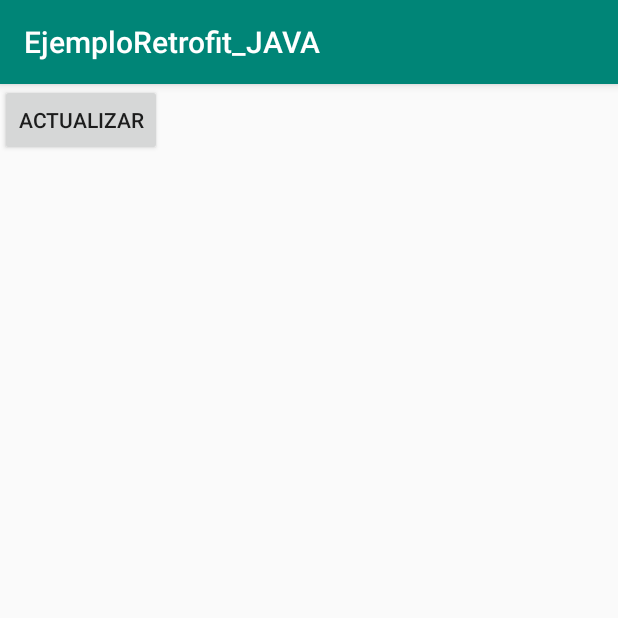
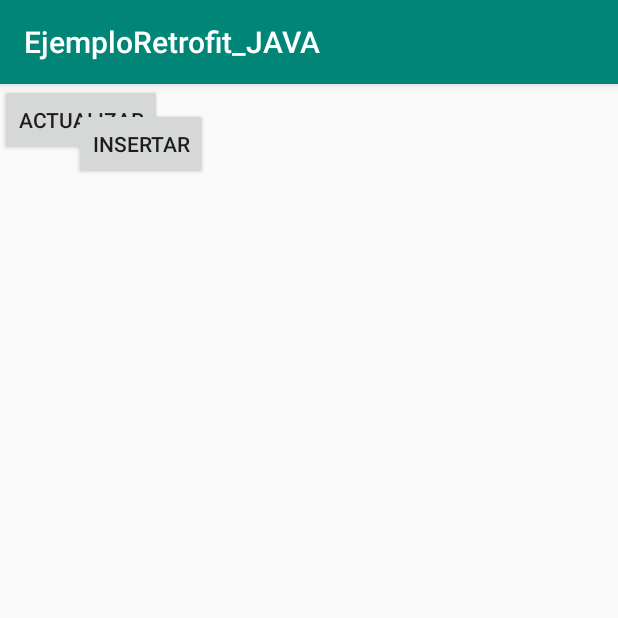
Before and after one commit to migbar89/EjemploRetrofit-JAVA, an Android app: the screen it shows after launch (MainActivity), after a tap on "ACTUALIZAR", on a phone screen of 412 x 824 dp, the top half of it. Run offline under Robolectric (Android 15) with nearby library versions, the phone set to English and light mode, and no system bars; 1 statement that could not run was skipped.

Commit message:
Insertar

```diff
--- a/app/src/main/java/com/example/ejemploretrofit_java/MainActivity.java
+++ b/app/src/main/java/com/example/ejemploretrofit_java/MainActivity.java
@@ -14,6 +14,8 @@ import java.util.ArrayList;
 
 public class MainActivity extends AppCompatActivity {
 
+    webservices webservices;
+
     Button btactualizar;
     adaptardorProducto adapter;
     RecyclerView recyclerView;
@@ -22,6 +24,7 @@ public class MainActivity extends AppCompatActivity {
         super.onCreate(savedInstanceState);
         setContentView(R.layout.activity_main);
         btactualizar=findViewById(R.id.btactualizar);
+        webservices=new webservices(this);
 
         //ArrayList<producto> listaproducto=new ArrayList<producto>();
 
@@ -43,4 +46,14 @@ public class MainActivity extends AppCompatActivity {
         //adapter.setClickListener(this);
         recyclerView.setAdapter(adapter);
     }
+
+    public void btinsertar(View view)
+    {
+        producto p=new producto();
+        p.nombre="producto1";
+        p.precio=100;
+        p.categoria="Eletronico";
+        webservices.insertar_producto(p);
+
+    }
 }
--- a/app/src/main/java/com/example/ejemploretrofit_java/retrofit/interface_inventario.java
+++ b/app/src/main/java/com/example/ejemploretrofit_java/retrofit/interface_inventario.java
@@ -4,11 +4,22 @@ import com.example.ejemploretrofit_java.producto;
 
 import java.util.ArrayList;
 
+import okhttp3.ResponseBody;
 import retrofit2.Call;
+import retrofit2.http.Field;
+import retrofit2.http.FormUrlEncoded;
 import retrofit2.http.GET;
+import retrofit2.http.POST;
 
 public interface interface_inventario
 {
     @GET("webservice_inventario/consultaproductos.php")
     Call<ArrayList<producto>> consultaproductos();
+
+    @FormUrlEncoded
+    @POST("webservice_inventario/insertarproducto.php")
+    Call<ResponseBody> InsertarCuota(@Field("nombre") String nombre,
+                                     @Field("precio") float precio,
+                                     @Field("categoria") String categoria);
+
 }
--- a/app/src/main/java/com/example/ejemploretrofit_java/retrofit/webservices.java
+++ b/app/src/main/java/com/example/ejemploretrofit_java/retrofit/webservices.java
@@ -9,6 +9,7 @@ import com.example.ejemploretrofit_java.retrofit.interface_inventario;
 
 import java.util.ArrayList;
 
+import okhttp3.ResponseBody;
 import retrofit2.Call;
 import retrofit2.Callback;
 import retrofit2.Response;
@@ -24,9 +25,29 @@ public class webservices
         this.context = context;
         Toast.makeText(context,"Creando objeto retrofit",Toast.LENGTH_SHORT).show();
 
-        retrofit =new Retrofit.Builder().baseUrl("http://192.168.1.100")
+        retrofit =new Retrofit.Builder().baseUrl("http://192.168.1.14")
                 .addConverterFactory(GsonConverterFactory.create())
                 .build();
+    }
+    public void insertar_producto(producto pro)
+    {
+        interface_inventario interfaz =  retrofit.create(interface_inventario.class);
+        Call<ResponseBody> callproductos=interfaz.InsertarCuota(pro.getNombre(),pro.getPrecio(),pro.getCategoria());
+        callproductos.enqueue(new Callback<ResponseBody>() {
+            @Override
+            public void onResponse(Call<ResponseBody> call, Response<ResponseBody> response) {
+                if(response.code()==200)
+                {
+                    Toast.makeText(context,"Cuota Insertada Correctamente",Toast.LENGTH_SHORT).show();
+
+                }
+            }
+
+            @Override
+            public void onFailure(Call<ResponseBody> call, Throwable t) {
+
+            }
+        });
     }
 
     public void consultaproductos()
--- a/app/src/main/res/layout/activity_main.xml
+++ b/app/src/main/res/layout/activity_main.xml
@@ -16,8 +16,10 @@
         android:layout_marginBottom="8dp"
         app:layout_constraintBottom_toBottomOf="parent"
         app:layout_constraintEnd_toEndOf="parent"
+        app:layout_constraintHorizontal_bias="0.0"
         app:layout_constraintStart_toStartOf="parent"
-        app:layout_constraintTop_toBottomOf="@+id/btactualizar" />
+        app:layout_constraintTop_toBottomOf="@+id/btactualizar"
+        app:layout_constraintVertical_bias="0.0" />
 
     <Button
         android:id="@+id/btactualizar"
@@ -27,4 +29,15 @@
         android:text="Actualizar"
         tools:layout_editor_absoluteX="277dp"
         tools:layout_editor_absoluteY="25dp" />
+
+    <Button
+        android:id="@+id/btinsertar"
+        android:layout_width="wrap_content"
+        android:layout_height="wrap_content"
+        android:layout_marginStart="49dp"
+        android:layout_marginTop="16dp"
+        android:onClick="btinsertar"
+        android:text="Insertar"
+        app:layout_constraintStart_toStartOf="parent"
+        app:layout_constraintTop_toTopOf="parent" />
 </androidx.constraintlayout.widget.ConstraintLayout>
```
